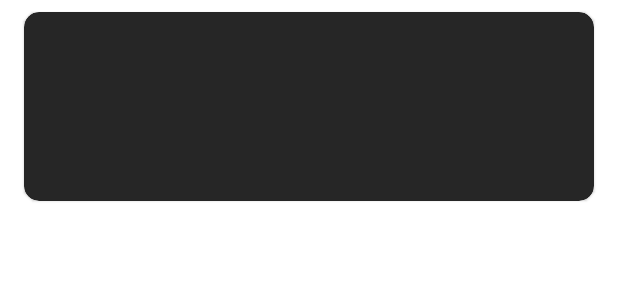
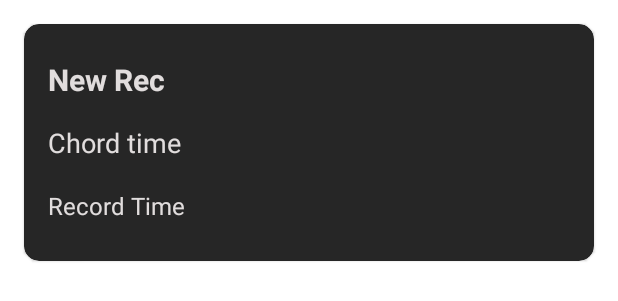
Before and after one commit to MisaengFly/ChordBox, an Android app: the layout item_music_list.xml on its own in the app's theme, with its tools: preview values and no code run, on a phone screen of 412 x 824 dp. Shown: the top 301 px of the screen. Run offline under Robolectric (Android 15) with nearby library versions, the phone set to English and light mode, and no system bars.

Commit message:
ADD: 녹음 파일 리스트 뷰 구현
- 아이템 추가 될 때 화면 리프레쉬 수정 필요

```diff
--- a/ChordBox_android/app/src/main/res/layout/item_music_list.xml
+++ b/ChordBox_android/app/src/main/res/layout/item_music_list.xml
@@ -3,15 +3,16 @@
     xmlns:app="http://schemas.android.com/apk/res-auto"
     android:layout_width="match_parent"
     android:layout_height="wrap_content"
-    app:cardCornerRadius="10dp"
-    app:cardForegroundColor="#262626"
     android:layout_marginStart="16dp"
+    android:layout_marginTop="16dp"
     android:layout_marginEnd="16dp"
-    android:layout_marginTop="8dp">
+    app:cardBackgroundColor="#262626"
+    app:cardCornerRadius="10dp">
 
     <androidx.constraintlayout.widget.ConstraintLayout
         android:layout_width="match_parent"
-        android:layout_height="wrap_content">
+        android:layout_height="wrap_content"
+        android:layout_margin="16dp">
 
         <TextView
             android:id="@+id/music_title"
@@ -20,18 +21,20 @@
             android:contentDescription="Record Title"
             android:gravity="center_vertical"
             android:text="New Rec"
+            android:textColor="#E1DDDD"
             android:textSize="20sp"
             android:textStyle="bold"
             app:layout_constraintStart_toStartOf="parent"
             app:layout_constraintTop_toTopOf="parent" />
 
         <TextView
-            android:id="@+id/music_length"
+            android:id="@+id/music_duration"
             android:layout_width="wrap_content"
             android:layout_height="42dp"
             android:contentDescription="Record length"
             android:gravity="center_vertical"
             android:text="Chord time"
+            android:textColor="#E1DDDD"
             android:textSize="18sp"
             app:layout_constraintStart_toStartOf="parent"
             app:layout_constraintTop_toBottomOf="@id/music_title" />
@@ -43,8 +46,9 @@
             android:contentDescription="Record Time"
             android:gravity="center_vertical"
             android:text="Record Time"
+            android:textColor="#E1DDDD"
             android:textSize="16sp"
             app:layout_constraintStart_toStartOf="parent"
-            app:layout_constraintTop_toBottomOf="@id/music_length" />
+            app:layout_constraintTop_toBottomOf="@id/music_duration" />
     </androidx.constraintlayout.widget.ConstraintLayout>
 </com.google.android.material.card.MaterialCardView>
```
Also changed, not shown: ChordBox_android/app/src/main/java/com/misaengfly/chordbox/MusicItem.kt (added, +8 -0 lines), ChordBox_android/app/src/main/java/com/misaengfly/chordbox/RecentBoxAdapter.kt (added, +46 -0 lines), ChordBox_android/app/src/main/java/com/misaengfly/chordbox/RecentBoxFragment.kt (+67 -4 lines), ChordBox_android/app/src/main/res/layout/fragment_recent_box.xml (+7 -3 lines).
